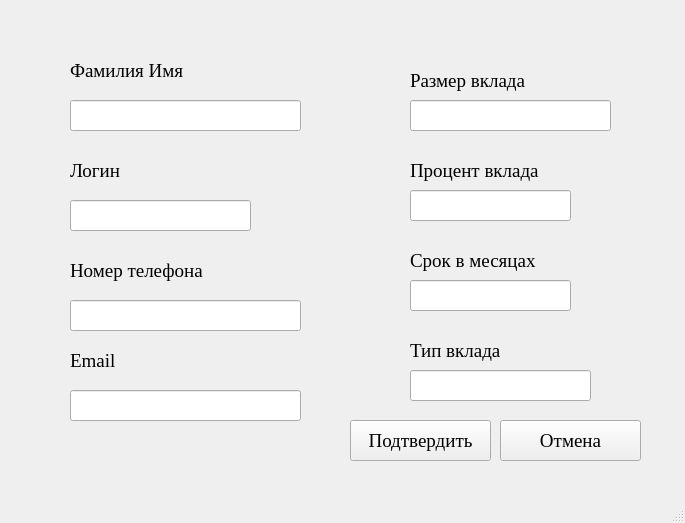
This is Ui/Добавление вклада.ui in notprogamer3/PractiseProject as Qt 5 draws it before an edit. The edited form follows.
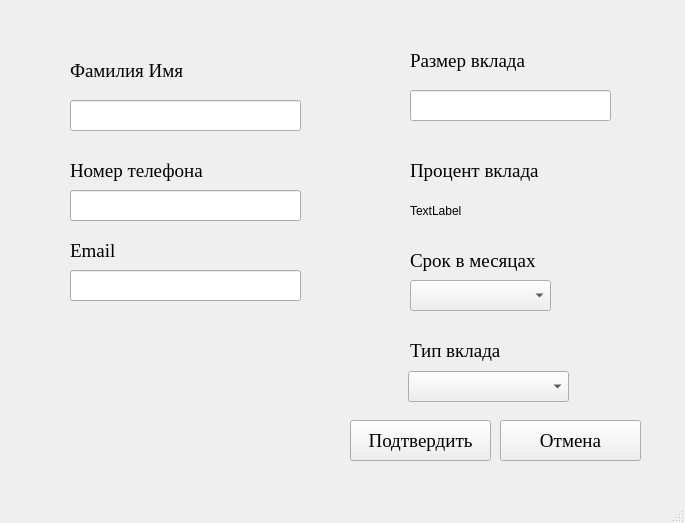
This is the edited form.

What changed in the file:
```diff
--- a/Ui/Добавление вклада.ui
+++ b/Ui/Добавление вклада.ui
@@ -47,7 +47,7 @@
     <property name="geometry">
      <rect>
       <x>410</x>
-      <y>60</y>
+      <y>40</y>
       <width>151</width>
       <height>41</height>
      </rect>
@@ -66,7 +66,7 @@
     <property name="geometry">
      <rect>
       <x>410</x>
-      <y>100</y>
+      <y>90</y>
       <width>201</width>
       <height>31</height>
      </rect>
@@ -91,16 +91,6 @@
      <string>Процент вклада</string>
     </property>
    </widget>
-   <widget class="QLineEdit" name="lineEdit_3">
-    <property name="geometry">
-     <rect>
-      <x>410</x>
-      <y>190</y>
-      <width>161</width>
-      <height>31</height>
-     </rect>
-    </property>
-   </widget>
    <widget class="QLabel" name="label_4">
     <property name="geometry">
      <rect>
@@ -120,16 +110,6 @@
      <string>Срок в месяцах</string>
     </property>
    </widget>
-   <widget class="QLineEdit" name="lineEdit_4">
-    <property name="geometry">
-     <rect>
-      <x>410</x>
-      <y>280</y>
-      <width>161</width>
-      <height>31</height>
-     </rect>
-    </property>
-   </widget>
    <widget class="QLabel" name="label_5">
     <property name="geometry">
      <rect>
@@ -149,50 +129,11 @@
      <string>Тип вклада</string>
     </property>
    </widget>
-   <widget class="QLineEdit" name="lineEdit_5">
-    <property name="geometry">
-     <rect>
-      <x>410</x>
-      <y>370</y>
-      <width>181</width>
-      <height>31</height>
-     </rect>
-    </property>
-   </widget>
-   <widget class="QLabel" name="label_6">
-    <property name="geometry">
-     <rect>
-      <x>70</x>
-      <y>150</y>
-      <width>131</width>
-      <height>41</height>
-     </rect>
-    </property>
-    <property name="font">
-     <font>
-      <family>Times New Roman</family>
-      <pointsize>14</pointsize>
-     </font>
-    </property>
-    <property name="text">
-     <string>Логин</string>
-    </property>
-   </widget>
-   <widget class="QLineEdit" name="lineEdit_6">
-    <property name="geometry">
-     <rect>
-      <x>70</x>
-      <y>200</y>
-      <width>181</width>
-      <height>31</height>
-     </rect>
-    </property>
-   </widget>
    <widget class="QLabel" name="label_7">
     <property name="geometry">
      <rect>
       <x>70</x>
-      <y>250</y>
+      <y>150</y>
       <width>181</width>
       <height>41</height>
      </rect>
@@ -211,7 +152,7 @@
     <property name="geometry">
      <rect>
       <x>70</x>
-      <y>300</y>
+      <y>190</y>
       <width>231</width>
       <height>31</height>
      </rect>
@@ -221,7 +162,7 @@
     <property name="geometry">
      <rect>
       <x>70</x>
-      <y>340</y>
+      <y>230</y>
       <width>131</width>
       <height>41</height>
      </rect>
@@ -240,7 +181,7 @@
     <property name="geometry">
      <rect>
       <x>70</x>
-      <y>390</y>
+      <y>270</y>
       <width>231</width>
       <height>31</height>
      </rect>
@@ -287,16 +228,39 @@
      <string>Отмена</string>
     </property>
    </widget>
-  </widget>
-  <widget class="QMenuBar" name="menubar">
-   <property name="geometry">
-    <rect>
-     <x>0</x>
-     <y>0</y>
-     <width>685</width>
-     <height>26</height>
-    </rect>
-   </property>
+   <widget class="QComboBox" name="comboBox">
+    <property name="geometry">
+     <rect>
+      <x>408</x>
+      <y>371</y>
+      <width>161</width>
+      <height>31</height>
+     </rect>
+    </property>
+   </widget>
+   <widget class="QComboBox" name="comboBox_2">
+    <property name="geometry">
+     <rect>
+      <x>410</x>
+      <y>280</y>
+      <width>141</width>
+      <height>31</height>
+     </rect>
+    </property>
+   </widget>
+   <widget class="QLabel" name="label_9">
+    <property name="geometry">
+     <rect>
+      <x>410</x>
+      <y>200</y>
+      <width>131</width>
+      <height>21</height>
+     </rect>
+    </property>
+    <property name="text">
+     <string>TextLabel</string>
+    </property>
+   </widget>
   </widget>
   <widget class="QStatusBar" name="statusbar"/>
  </widget>
```
